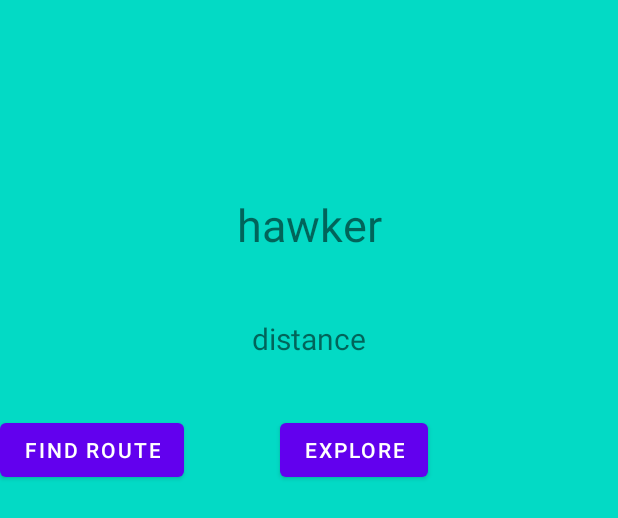
After one commit to clteh21/mockmakanapp, an Android app: the layout fragment_bottom_scroll_map.xml on its own in the app's theme, with its tools: preview values and no code run, on a phone screen of 412 x 824 dp. The commit adds this screen. Shown: the top 518 px of the screen. Run offline under Robolectric (Android 15) with nearby library versions, the light colour scheme and no system bars.

Commit message:
trying to make find route work

```diff
--- a/P2124702Assignment/app/build.gradle
+++ b/P2124702Assignment/app/build.gradle
@@ -39,7 +39,7 @@ dependencies {
 
 
     implementation 'com.github.jd-alexander:library:1.1.0'
-
+    implementation 'com.squareup.picasso:picasso:2.8'
     implementation 'androidx.appcompat:appcompat:1.5.1'
     implementation 'com.google.android.material:material:1.7.0'
     implementation 'androidx.constraintlayout:constraintlayout:2.1.4'
--- /dev/null
+++ b/P2124702Assignment/app/src/main/res/layout/fragment_bottom_scroll_map.xml
@@ -0,0 +1,72 @@
+<?xml version="1.0" encoding="utf-8"?>
+<androidx.coordinatorlayout.widget.CoordinatorLayout xmlns:android="http://schemas.android.com/apk/res/android"
+    xmlns:app="http://schemas.android.com/apk/res-auto"
+    xmlns:tools="http://schemas.android.com/tools"
+    android:layout_width="match_parent"
+    android:layout_height="match_parent"
+    android:background="@color/teal_200">
+
+    <androidx.constraintlayout.widget.ConstraintLayout
+        android:id="@+id/constraintLayout"
+        android:layout_width="match_parent"
+        android:layout_height="match_parent">
+
+        <ImageView
+            android:id="@+id/hawkerImageView"
+            android:layout_width="wrap_content"
+            android:layout_height="wrap_content"
+            android:maxHeight="300dp"
+            app:layout_constraintBottom_toTopOf="@+id/textViewHawker"
+            app:layout_constraintEnd_toEndOf="parent"
+            app:layout_constraintStart_toStartOf="parent"
+            app:layout_constraintTop_toTopOf="parent" />
+
+        <TextView
+            android:id="@+id/textViewHawker"
+            android:layout_width="wrap_content"
+            android:layout_height="wrap_content"
+            android:layout_gravity="center"
+            android:layout_marginBottom="42dp"
+            android:text="hawker"
+            android:textSize="30dp"
+            app:layout_constraintBottom_toTopOf="@+id/textViewDistance"
+            app:layout_constraintEnd_toEndOf="parent"
+            app:layout_constraintStart_toStartOf="parent"
+            app:layout_constraintTop_toTopOf="parent"
+            app:layout_constraintVertical_bias="1.0" />
+
+        <TextView
+            android:id="@+id/textViewDistance"
+            android:layout_width="wrap_content"
+            android:layout_height="wrap_content"
+            android:layout_gravity="center"
+            android:layout_marginTop="212dp"
+            android:text="distance"
+            android:textSize="20dp"
+            app:layout_constraintEnd_toEndOf="parent"
+            app:layout_constraintStart_toStartOf="parent"
+            app:layout_constraintTop_toTopOf="parent" />
+
+        <Button
+            android:id="@+id/find_route"
+            android:layout_width="wrap_content"
+            android:layout_height="wrap_content"
+            android:layout_marginTop="276dp"
+            android:text="Find route"
+            app:layout_constraintTop_toTopOf="parent"
+            tools:layout_editor_absoluteX="45dp" />
+
+        <Button
+            android:id="@+id/explore"
+            android:layout_width="wrap_content"
+            android:layout_height="wrap_content"
+            android:layout_marginStart="64dp"
+            android:layout_marginTop="276dp"
+            android:text="Explore"
+            app:layout_constraintStart_toEndOf="@+id/find_route"
+            app:layout_constraintTop_toTopOf="parent" />
+
+    </androidx.constraintlayout.widget.ConstraintLayout>
+
+
+</androidx.coordinatorlayout.widget.CoordinatorLayout>
```
Also changed, not shown: P2124702Assignment/app/src/main/java/com/example/p2124702assignment/BottomScrollMap.java (added, +116 -0 lines), P2124702Assignment/app/src/main/java/com/example/p2124702assignment/MapFragment.java (+59 -19 lines), P2124702Assignment/app/src/main/res/drawable/map_restaurant_marker.png (added).
